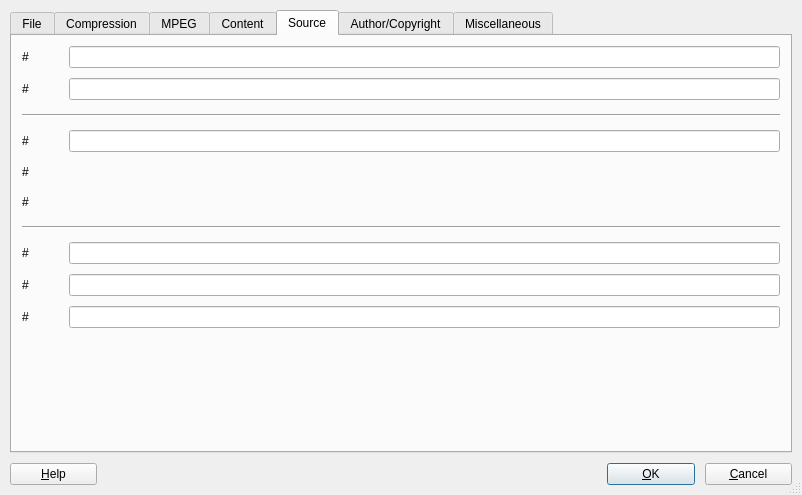
The window that plugins/fileinfo/FileInfoDlg.ui (KDE/kwave) describes before a commit, drawn with Qt 5.
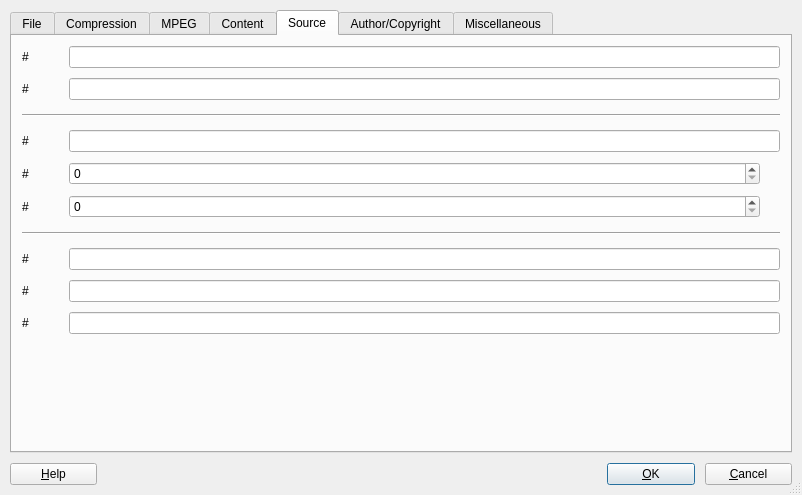
The same window after the commit. The open tabs and pages were chosen to show the change. Custom widgets are drawn as their Qt base class.

Diff of the .ui file:
```diff
--- a/plugins/fileinfo/FileInfoDlg.ui
+++ b/plugins/fileinfo/FileInfoDlg.ui
@@ -616,16 +616,8 @@
        </item>
       </layout>
      </widget>
-     <widget class="QWidget" name="tab" >
-      <property name="geometry" >
-       <rect>
-        <x>0</x>
-        <y>0</y>
-        <width>778</width>
-        <height>407</height>
-       </rect>
-      </property>
-      <attribute name="title" >
+     <widget class="QWidget" name="tab">
+      <attribute name="title">
        <string>Compression</string>
       </attribute>
       <layout class="QGridLayout" >
@@ -751,16 +743,8 @@
        </item>
       </layout>
      </widget>
-     <widget class="QWidget" name="tab" >
-      <property name="geometry" >
-       <rect>
-        <x>0</x>
-        <y>0</y>
-        <width>778</width>
-        <height>407</height>
-       </rect>
-      </property>
-      <attribute name="title" >
+     <widget class="QWidget" name="tab">
+      <attribute name="title">
        <string>MPEG</string>
       </attribute>
       <layout class="QGridLayout" >
@@ -1258,16 +1242,8 @@
        </item>
       </layout>
      </widget>
-     <widget class="QWidget" name="tab" >
-      <property name="geometry" >
-       <rect>
-        <x>0</x>
-        <y>0</y>
-        <width>778</width>
-        <height>407</height>
-       </rect>
-      </property>
-      <attribute name="title" >
+     <widget class="QWidget" name="tab">
+      <attribute name="title">
        <string>Content</string>
       </attribute>
       <layout class="QGridLayout" >
@@ -1532,16 +1508,8 @@
        </item>
       </layout>
      </widget>
-     <widget class="QWidget" name="tab" >
-      <property name="geometry" >
-       <rect>
-        <x>0</x>
-        <y>0</y>
-        <width>778</width>
-        <height>407</height>
-       </rect>
-      </property>
-      <attribute name="title" >
+     <widget class="QWidget" name="tab">
+      <attribute name="title">
        <string>Source</string>
       </attribute>
       <layout class="QGridLayout" >
@@ -1583,7 +1551,7 @@
           <number>0</number>
          </property>
          <item>
-          <widget class="KIntSpinBox" native="1" name="sbTrack" />
+          <widget class="KIntSpinBox" name="sbTrack"/>
          </item>
          <item>
           <spacer name="Spacer39" >
@@ -1628,7 +1596,7 @@
           <number>0</number>
          </property>
          <item>
-          <widget class="KIntSpinBox" native="1" name="sbCD" />
+          <widget class="KIntSpinBox" name="sbCD"/>
          </item>
          <item>
           <spacer name="Spacer38" >
@@ -1885,16 +1853,8 @@
        </item>
       </layout>
      </widget>
-     <widget class="QWidget" name="tab" >
-      <property name="geometry" >
-       <rect>
-        <x>0</x>
-        <y>0</y>
-        <width>778</width>
-        <height>407</height>
-       </rect>
-      </property>
-      <attribute name="title" >
+     <widget class="QWidget" name="tab">
+      <attribute name="title">
        <string>Author/Copyright</string>
       </attribute>
       <layout class="QGridLayout" >
@@ -2174,16 +2134,8 @@
        </item>
       </layout>
      </widget>
-     <widget class="QWidget" name="tab" >
-      <property name="geometry" >
-       <rect>
-        <x>0</x>
-        <y>0</y>
-        <width>778</width>
-        <height>407</height>
-       </rect>
-      </property>
-      <attribute name="title" >
+     <widget class="QWidget" name="tab">
+      <attribute name="title">
        <string>Miscellaneous</string>
       </attribute>
       <layout class="QGridLayout" >
@@ -2329,11 +2281,21 @@
    </item>
   </layout>
  </widget>
- <layoutdefault spacing="10" margin="10" />
+ <layoutdefault spacing="10" margin="10"/>
  <customwidgets>
+  <customwidget>
+   <class>KComboBox</class>
+   <extends>QComboBox</extends>
+   <header>kcombobox.h</header>
+  </customwidget>
+  <customwidget>
+   <class>KDateWidget</class>
+   <extends>QWidget</extends>
+   <header>kdatewidget.h</header>
+  </customwidget>
   <customwidget>
    <class>KIntSpinBox</class>
-   <extends>QWidget</extends>
+   <extends>QSpinBox</extends>
    <header>knuminput.h</header>
   </customwidget>
   <customwidget>
@@ -2347,16 +2309,6 @@
    <header>CompressionWidget.h</header>
    <container>1</container>
   </customwidget>
-  <customwidget>
-   <class>KComboBox</class>
-   <extends>QComboBox</extends>
-   <header location="global" >kcombobox.h</header>
-  </customwidget>
-  <customwidget>
-   <class>KDateWidget</class>
-   <extends>QWidget</extends>
-   <header>kdatewidget.h</header>
-  </customwidget>
  </customwidgets>
  <tabstops>
   <tabstop>btOK</tabstop>
```
Left out of the diff: 1507 changed lines with no effect on the pictures.
